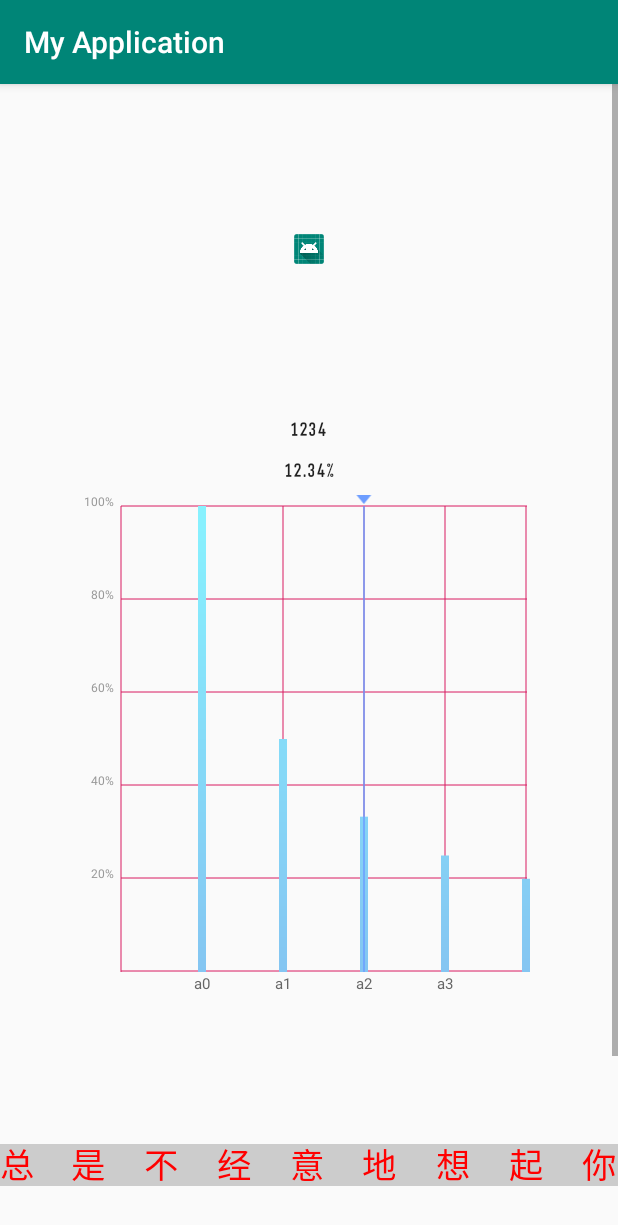
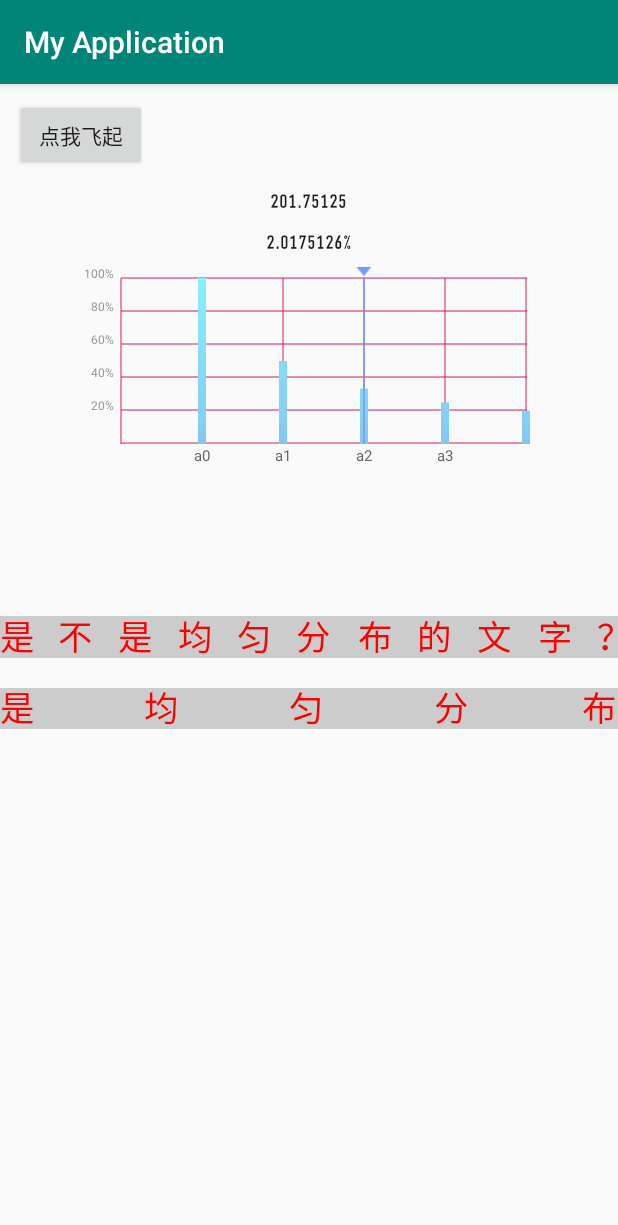
Before and after one commit to AndyFrist/DemoList, an Android app: the AnimatorActivity screen opened directly, with no data from a screen before it, on a phone screen of 412 x 824 dp. Shown: the top 1225 px of the screen. Run offline under Robolectric (Android 15) with nearby library versions, the phone set to English and light mode, and no system bars; our stand-ins replace ButterKnife.

Commit message:
揭露动画

```diff
--- a/app/src/main/java/com/example/ex_xuxiaopeng002/myapplication/activity/AnimatorActivity.java
+++ b/app/src/main/java/com/example/ex_xuxiaopeng002/myapplication/activity/AnimatorActivity.java
@@ -7,6 +7,8 @@ import android.support.v7.app.AppCompatActivity;
 import android.util.Log;
 import android.view.View;
 import android.view.animation.AnticipateOvershootInterpolator;
+import android.view.animation.LinearInterpolator;
+import android.widget.Button;
 import android.widget.ImageView;
 import android.widget.TextView;
 
@@ -25,13 +27,13 @@ public class AnimatorActivity extends AppCompatActivity {
     @BindView(R.id.chartview)
     ChartView chartview;
     @BindView(R.id.target)
-    ImageView target;
+    Button target;
     Path path;
 
     @BindView(R.id.text1)
-    TextView text1;
+    GrowthTextView text1;
     @BindView(R.id.text2)
-    TextView text2;
+    GrowthTextView text2;
 
     private ArrayList<String> names = new ArrayList<>();
     private ArrayList<Float> value = new ArrayList<>();
@@ -42,10 +44,10 @@ public class AnimatorActivity extends AppCompatActivity {
         setContentView(R.layout.activity_animator);
         ButterKnife.bind(this);
         path = new Path();
-        path.moveTo(200, 200);
-        path.lineTo(400, 200);
-        path.lineTo(400, 600);
-        path.lineTo(200, 600);
+        path.moveTo(20, 20);
+        path.lineTo(800, 20);
+        path.lineTo(20, 800);
+        path.lineTo(800, 800);
         path.close();
 
 
@@ -67,31 +69,54 @@ public class AnimatorActivity extends AppCompatActivity {
 
         text1.setText(1234 + "");
         text2.setText(12.34 + "%");
+        text1.startAnimter();
+        text2.startAnimter();
 
     }
 
-    @OnClick({R.id.target, R.id.text1, R.id.text2})
+    @OnClick({R.id.target})
     public void onClick(View view) {
         switch (view.getId()) {
             case R.id.target:
                 ObjectAnimator objectAnimator = ObjectAnimator.ofFloat(target, "translationX", "translationY", path);
                 objectAnimator.setDuration(3000);
-                objectAnimator.setInterpolator(new AnticipateOvershootInterpolator());
+                objectAnimator.setInterpolator(new LinearInterpolator());
+                objectAnimator.setRepeatCount(ObjectAnimator.INFINITE);
+                objectAnimator.setRepeatMode(ObjectAnimator.RESTART);
                 objectAnimator.start();
                 break;
 
-            case R.id.text1:
-                text1.setText(12.34 + "%");
-                break;
-            case R.id.text2:
 
-//                text1.setText(10000 + "", TextView.BufferType.NORMAL);
-                text2.setText(10000.34 + "%", TextView.BufferType.NORMAL);
-
-
-                break;
         }
     }
 
+    @Override
+    protected void onStart() {
+        super.onStart();
+        Log.e("生命周期", "onStart");
+    }
 
+    @Override
+    protected void onResume() {
+        super.onResume();
+        Log.e("生命周期", "onResume");
+    }
+
+    @Override
+    protected void onPause() {
+        super.onPause();
+        Log.e("生命周期", "onPause");
+    }
+
+    @Override
+    protected void onStop() {
+        super.onStop();
+        Log.e("生命周期", "onStop");
+    }
+
+    @Override
+    protected void onDestroy() {
+        super.onDestroy();
+        Log.e("生命周期", "onDestroy");
+    }
 }
--- a/app/src/main/java/com/example/ex_xuxiaopeng002/myapplication/view/AverageTextView.java
+++ b/app/src/main/java/com/example/ex_xuxiaopeng002/myapplication/view/AverageTextView.java
@@ -13,7 +13,9 @@ import android.view.View;
 import com.example.ex_xuxiaopeng002.myapplication.R;
 
 
-
+/**
+ * 文字均匀分布在控件中
+ */
 
 public class AverageTextView extends View {
 
--- a/app/src/main/java/com/example/ex_xuxiaopeng002/myapplication/view/GrowthTextView.java
+++ b/app/src/main/java/com/example/ex_xuxiaopeng002/myapplication/view/GrowthTextView.java
@@ -6,6 +6,8 @@ import android.graphics.Canvas;
 import android.text.TextUtils;
 import android.util.AttributeSet;
 import android.util.Log;
+
+import com.example.ex_xuxiaopeng002.myapplication.R;
 
 /**
  * @Author: ex-xuxiaopeng002
@@ -25,6 +27,7 @@ public class GrowthTextView extends NumberTextView {
 
     public GrowthTextView(Context context, AttributeSet attrs, int defStyleAttr) {
         super(context, attrs, defStyleAttr);
+        setBackgroundColor(getContext().getResources().getColor(R.color.color_green));
     }
 
 
@@ -40,10 +43,16 @@ public class GrowthTextView extends NumberTextView {
     }
 
 
-    public void setText(String text) {
-        setText(text);
+    @Override
+    public void setText(CharSequence text, BufferType type) {
+        super.setText(text, type);
+
+        if (TextUtils.isEmpty(text)) {
+            setBackgroundColor(getContext().getResources().getColor(R.color.color_green));
+        }else{
+            setBackgroundColor(getContext().getResources().getColor(R.color.transparent));
+        }
     }
-
 
     public void startAnimter() {
 
@@ -62,7 +71,7 @@ public class GrowthTextView extends NumberTextView {
 
 
             ValueAnimator valueAnimator = ValueAnimator.ofFloat(0, end);
-            valueAnimator.setDuration(1000);
+            valueAnimator.setDuration(10000);
             valueAnimator.addUpdateListener(new ValueAnimator.AnimatorUpdateListener() {
                 @Override
                 public void onAnimationUpdate(ValueAnimator animation) {
--- a/app/src/main/res/layout/activity_animator.xml
+++ b/app/src/main/res/layout/activity_animator.xml
@@ -4,33 +4,34 @@
     xmlns:tools="http://schemas.android.com/tools"
     android:layout_width="match_parent"
     android:layout_height="match_parent"
-    android:gravity="center"
     android:orientation="vertical"
     tools:context=".activity.AnimatorActivity">
 
     <LinearLayout
         android:layout_width="match_parent"
         android:layout_height="wrap_content"
-        android:gravity="center"
         android:orientation="vertical">
 
 
-        <ImageView
+        <Button
             android:id="@+id/target"
-            android:layout_width="20dp"
-            android:layout_height="20dp"
-            android:layout_margin="100dp"
+            android:layout_width="wrap_content"
+            android:layout_height="wrap_content"
+            android:text="点我飞起"
+            android:layout_margin="10dp"
             android:src="@mipmap/ic_launcher" />
 
 
         <com.example.ex_xuxiaopeng002.myapplication.view.GrowthTextView
             android:id="@+id/text1"
+            android:layout_gravity="center_horizontal"
             android:layout_width="wrap_content"
             android:layout_height="wrap_content" />
 
         <com.example.ex_xuxiaopeng002.myapplication.view.GrowthTextView
             android:id="@+id/text2"
             android:layout_marginTop="@dimen/sp_14"
+            android:layout_gravity="center_horizontal"
             android:layout_width="wrap_content"
             android:layout_height="wrap_content" />
 
@@ -38,7 +39,8 @@
         <com.example.ex_xuxiaopeng002.myapplication.view.ChartView
             android:id="@+id/chartview"
             android:layout_width="300dp"
-            android:layout_height="340dp" />
+            android:layout_gravity="center_horizontal"
+            android:layout_height="140dp" />
 
 
         <com.example.ex_xuxiaopeng002.myapplication.view.AverageTextView
@@ -47,7 +49,7 @@
             android:layout_marginTop="100dp"
             android:background="#ccc"
             android:minWidth="120dp"
-            app:av_text="总是不经意地想起你"
+            app:av_text="是不是均匀分布的文字？"
             app:av_textColor="#f00"
             app:av_textSize="23dp" />
 
@@ -55,21 +57,12 @@
         <com.example.ex_xuxiaopeng002.myapplication.view.AverageTextView
             android:layout_width="wrap_content"
             android:layout_height="wrap_content"
-            android:layout_marginTop="60dp"
+            android:layout_marginTop="20dp"
             android:background="#ccc"
-            app:av_text="就是要测试一下"
+            app:av_text="是均匀分布"
             app:av_textColor="#f00"
             app:av_textSize="23dp" />
 
-        <com.example.ex_xuxiaopeng002.myapplication.view.AverageTextView
-            android:layout_width="120dp"
-            android:layout_height="wrap_content"
-            android:layout_marginTop="60dp"
-            android:background="#ccc"
-            android:minWidth="20dp"
-            app:av_text="哈哈哈"
-            app:av_textColor="#f00"
-            app:av_textSize="23dp" />
     </LinearLayout>
 
 
```
